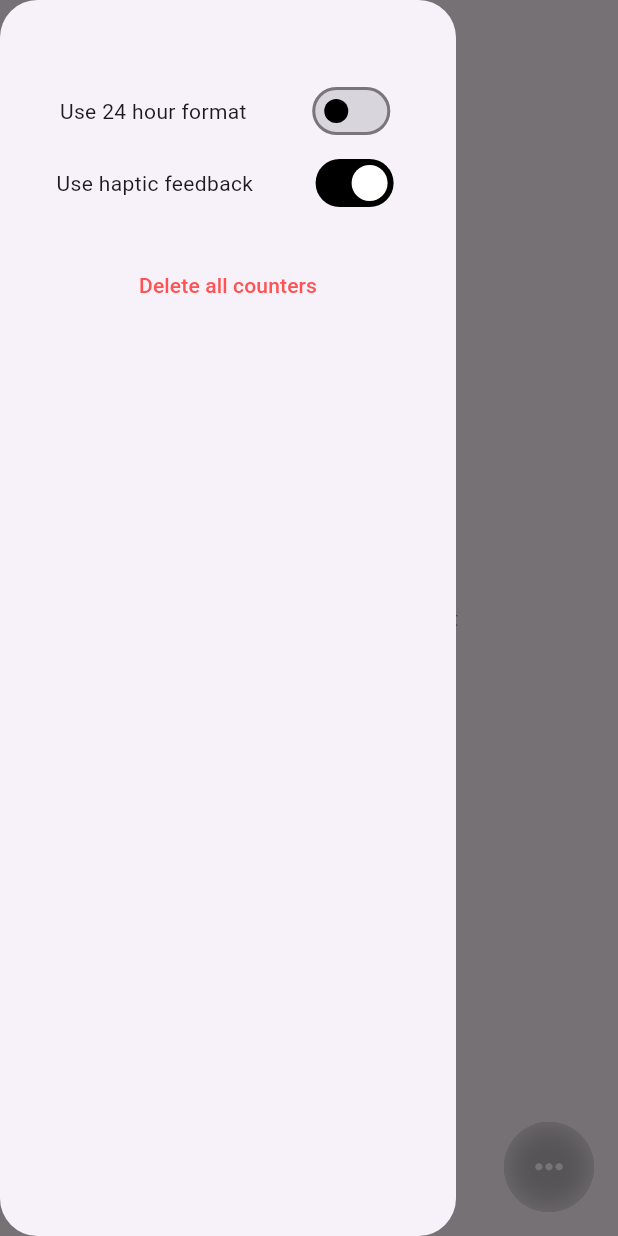
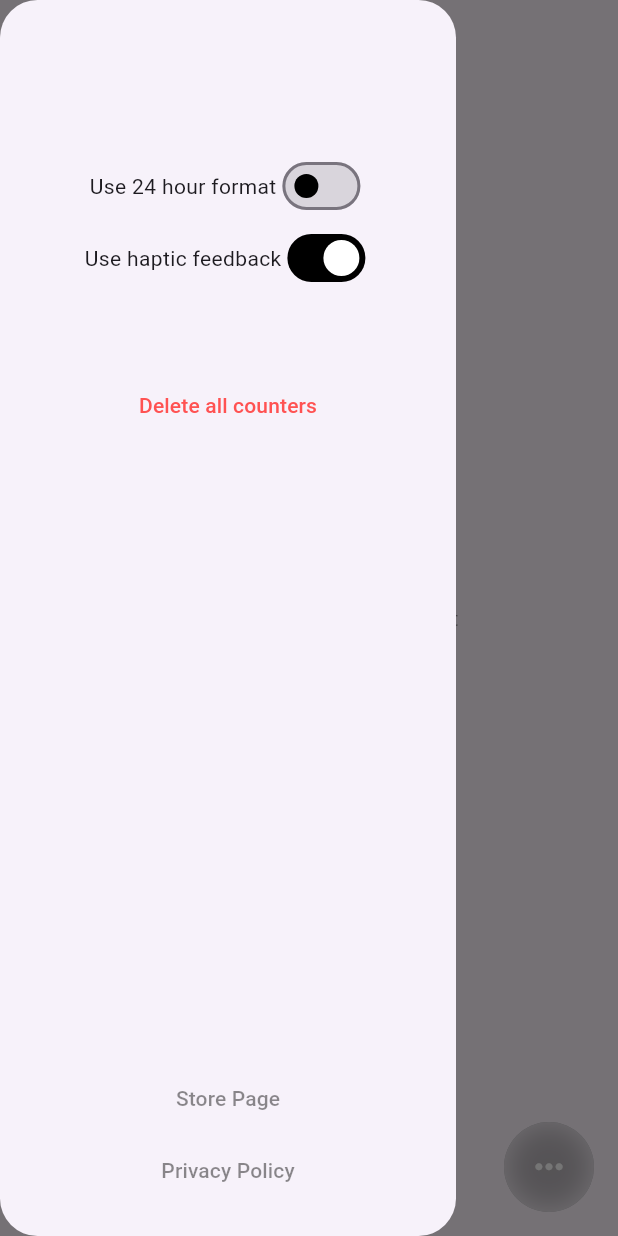
Before and after one commit to kutay-dev/till, a Flutter app: the screen it shows after launch, with the side drawer open, on a phone screen of 412 x 824 dp. Run offline on Flutter 3.47's test engine with Material 2 defaults, Android fonts, the light colour scheme and no system bars; our stand-ins replace fluttertoast, get_storage, image_picker, percent_indicator.

Commit message:
add privacy policy and store page links to drawer

```diff
--- a/lib/main.dart
+++ b/lib/main.dart
@@ -8,6 +8,7 @@ import 'package:get_storage/get_storage.dart';
 import 'package:percent_indicator/percent_indicator.dart';
 import 'package:image_picker/image_picker.dart';
 import 'package:fluttertoast/fluttertoast.dart';
+import 'package:url_launcher/url_launcher.dart';
 
 void main() async {
   await GetStorage.init();
@@ -491,10 +492,13 @@ class _MainState extends State<Main> {
         shape: RoundedRectangleBorder(
           borderRadius: BorderRadius.circular(25),
         ),
-        child: SafeArea(
+        child: Stack(
+          alignment: Alignment.center,
+          children: [
+            Positioned(
+              top: 100,
               child: Column(
                 children: [
-              const SizedBox(height: 50),
                   Row(
                     mainAxisAlignment: MainAxisAlignment.spaceEvenly,
                     children: [
@@ -533,7 +537,7 @@ class _MainState extends State<Main> {
                       ),
                     ],
                   ),
-              const SizedBox(height: 20),
+                  const SizedBox(height: 50),
                   ElevatedButton(
                     onPressed: () {
                       confirmDeleteButtonsOpacity =
@@ -553,8 +557,10 @@ class _MainState extends State<Main> {
                     child: const Text("Delete all counters"),
                   ),
                   AnimatedOpacity(
-                duration: Duration(milliseconds: 200),
+                    duration: const Duration(milliseconds: 200),
                     opacity: confirmDeleteButtonsOpacity,
+                    child: SizedBox(
+                      width: 300,
                       child: Row(
                         mainAxisAlignment: MainAxisAlignment.spaceAround,
                         children: [
@@ -595,9 +601,45 @@ class _MainState extends State<Main> {
                           ),
                         ],
                       ),
+                    ),
+                  ),
+                ],
+              ),
+            ),
+            Positioned(
+              bottom: 20,
+              child: Column(
+                children: [
+                  TextButton(
+                    onPressed: () async {
+                      if (!await launchUrl(Uri.parse(
+                          'https://play.google.com/store/apps/dev?id=4755389231975300206'))) {
+                        throw Exception('Could not launch the page');
+                      }
+                    },
+                    style: TextButton.styleFrom(
+                      foregroundColor: Colors.black45,
+                      splashFactory: NoSplash.splashFactory,
+                    ),
+                    child: const Text("Store Page"),
+                  ),
+                  TextButton(
+                    onPressed: () async {
+                      if (!await launchUrl(Uri.parse(
+                          'https://www.freeprivacypolicy.com/live/8da82b2b-adb1-4f39-88a0-5fb85f49634a'))) {
+                        throw Exception('Could not launch the page');
+                      }
+                    },
+                    style: TextButton.styleFrom(
+                      foregroundColor: Colors.black45,
+                      splashFactory: NoSplash.splashFactory,
+                    ),
+                    child: const Text("Privacy Policy"),
+                  ),
+                ],
+              ),
             )
           ],
-          ),
         ),
       ),
       floatingActionButton: Stack(
--- a/pubspec.yaml
+++ b/pubspec.yaml
@@ -43,6 +43,7 @@ dependencies:
   flutter_launcher_icons: ^0.11.0
   image_picker: ^0.7.2+1
   fluttertoast: ^8.1.2
+  url_launcher: ^6.1.8
 
 dev_dependencies:
   flutter_test:
```
Also changed, not shown: pubspec.lock, 8 other files. Lines whose indentation alone changed are shown as unchanged.
